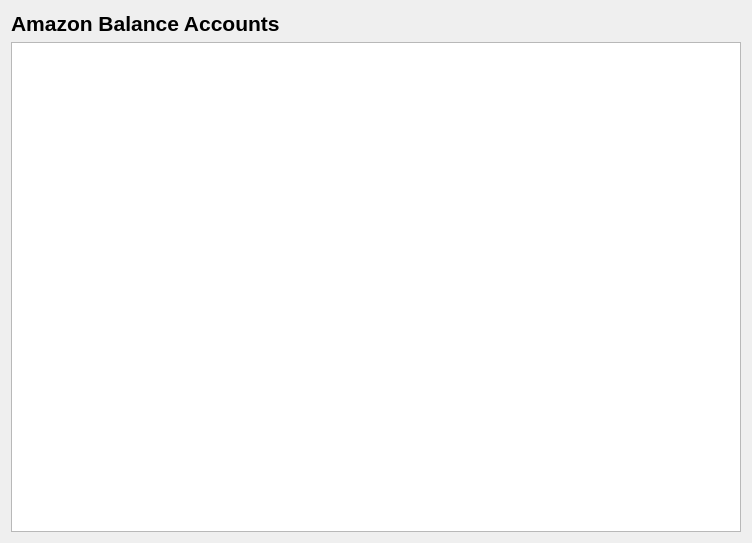
First picture: the form in AmzBooks/gui/panes/PaneSettingsAmzBalanceAccounts.ui, repository icingerpower/AmzBooks, before the edit.
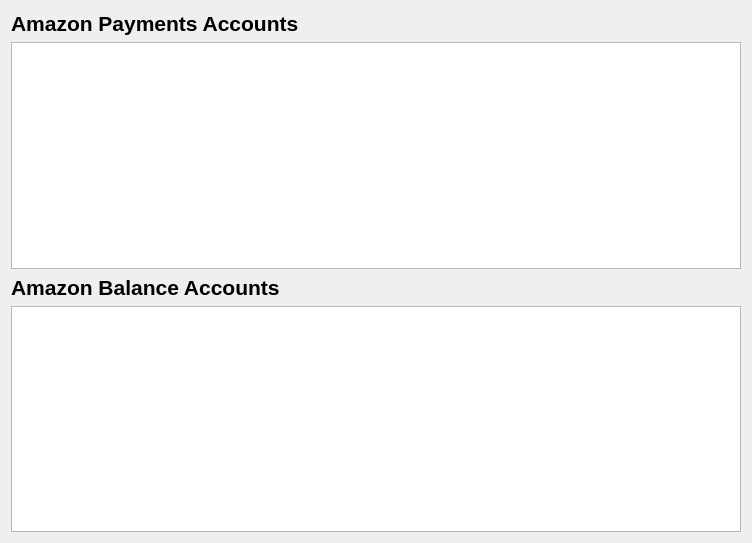
Second picture: the form after the edit.

Commit message: Added services and amazon payment management in hte book keeping pane.

```diff
--- a/AmzBooks/gui/panes/PaneSettingsAmzBalanceAccounts.ui
+++ b/AmzBooks/gui/panes/PaneSettingsAmzBalanceAccounts.ui
@@ -14,6 +14,38 @@
    <string>Form</string>
   </property>
   <layout class="QVBoxLayout" name="verticalLayout">
+   <item>
+    <widget class="QLabel" name="label_2">
+     <property name="font">
+      <font>
+       <pointsize>16</pointsize>
+       <bold>true</bold>
+      </font>
+     </property>
+     <property name="text">
+      <string>Amazon Payments Accounts</string>
+     </property>
+    </widget>
+   </item>
+   <item>
+    <widget class="QTableView" name="tableAmzPaymentParams">
+     <property name="editTriggers">
+      <set>QAbstractItemView::EditTrigger::AllEditTriggers</set>
+     </property>
+     <property name="alternatingRowColors">
+      <bool>true</bool>
+     </property>
+     <property name="selectionMode">
+      <enum>QAbstractItemView::SelectionMode::SingleSelection</enum>
+     </property>
+     <property name="selectionBehavior">
+      <enum>QAbstractItemView::SelectionBehavior::SelectItems</enum>
+     </property>
+     <attribute name="horizontalHeaderStretchLastSection">
+      <bool>true</bool>
+     </attribute>
+    </widget>
+   </item>
    <item>
     <widget class="QLabel" name="label">
      <property name="font">
```
Left out of the diff: 6 changed lines with no effect on the pictures. The commit also changes 30 other files.
